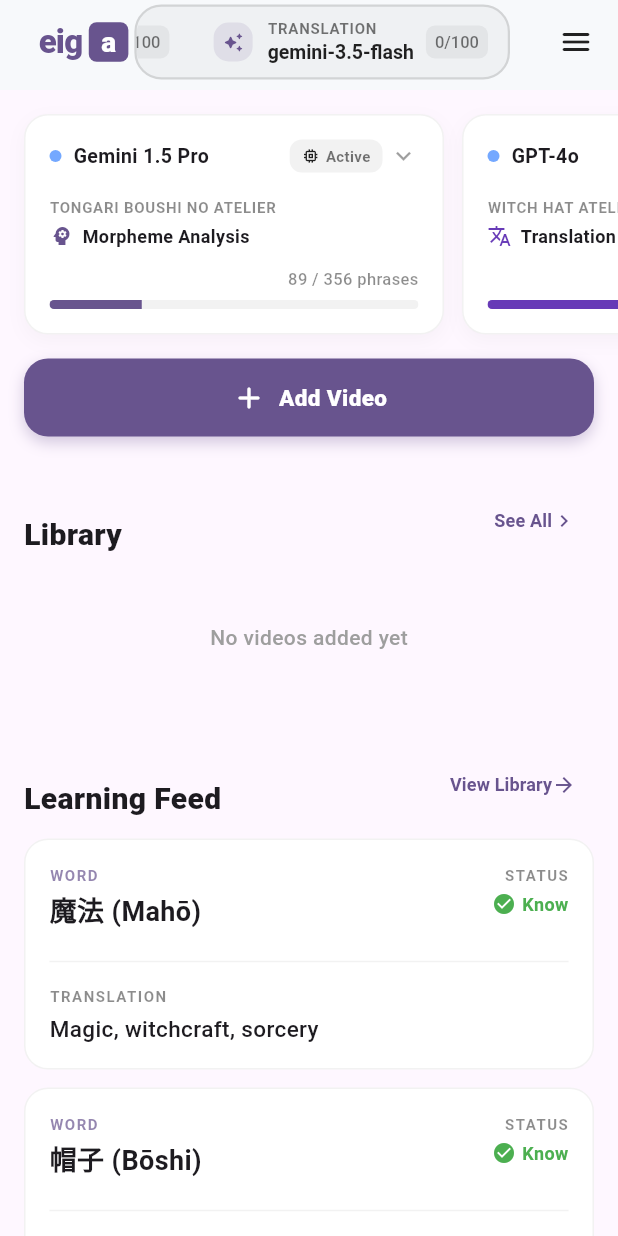
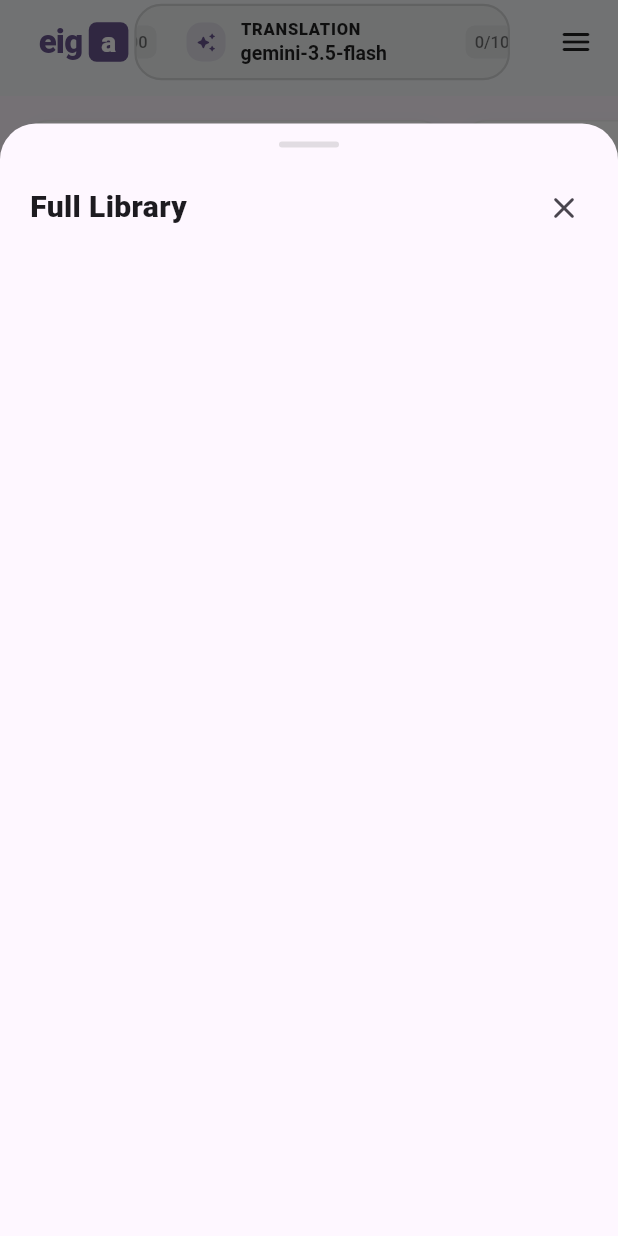
Before and after one commit to maksym7576/eiga, a Flutter app: the screen it shows after launch, after a tap on "See All", on a phone screen of 412 x 824 dp. Run offline on Flutter 3.47's test engine with Material 3 defaults, Android fonts, the light colour scheme and no system bars; our stand-ins replace file_picker, flutter_secure_storage, go_router, hooks_riverpod, isar_community, shared_preferences; accounts and stored records are empty; generated files the repository leaves out were written again.

Commit message:
Redesign library on MainScreen, add language codes, fix image loading and improve state management

```diff
--- a/lib/backend/database/schemas/language.dart
+++ b/lib/backend/database/schemas/language.dart
@@ -8,6 +8,9 @@ class Language {
 
   @Index(unique: true)
   String? name;
+
+  @Index(unique: true)
+  String? code;
 
   bool isSupported = false;
 
@@ -20,6 +23,7 @@ class Language {
 
   Language({
     this.name,
+    this.code,
     this.isSupported = false,
     this.removeAllSpaces = false,
     this.readingOptions = const [],
--- a/lib/backend/database/seeds/language_seeds.dart
+++ b/lib/backend/database/seeds/language_seeds.dart
@@ -4,6 +4,7 @@ Future<List<Language>> standardLanguages() async {
   return [
     Language(
       name: 'Japanese',
+      code: 'ja',
       isSupported: true,
       removeAllSpaces: true,
       readingOptions: ['original', 'kana', 'romaji'],
@@ -11,6 +12,7 @@ Future<List<Language>> standardLanguages() async {
     ),
     Language(
       name: 'English',
+      code: 'en',
       isSupported: false,
       removeAllSpaces: false,
       readingOptions: ['original'],
@@ -18,6 +20,7 @@ Future<List<Language>> standardLanguages() async {
     ),
     Language(
       name: 'Spanish',
+      code: 'es',
       isSupported: false,
       removeAllSpaces: false,
       readingOptions: ['original'],
@@ -25,6 +28,7 @@ Future<List<Language>> standardLanguages() async {
     ),
     Language(
       name: 'Ukrainian',
+      code: 'uk',
       isSupported: false,
       removeAllSpaces: false,
       readingOptions: ['original'],
@@ -32,6 +36,7 @@ Future<List<Language>> standardLanguages() async {
     ),
     Language(
       name: 'Russian',
+      code: 'ru',
       isSupported: false,
       removeAllSpaces: false,
       readingOptions: ['original'],
@@ -39,6 +44,7 @@ Future<List<Language>> standardLanguages() async {
     ),
     Language(
       name: 'German',
+      code: 'de',
       isSupported: false,
       removeAllSpaces: false,
       readingOptions: ['original'],
@@ -46,6 +52,7 @@ Future<List<Language>> standardLanguages() async {
     ),
     Language(
       name: 'French',
+      code: 'fr',
       isSupported: false,
       removeAllSpaces: false,
       readingOptions: ['original'],
@@ -53,6 +60,7 @@ Future<List<Language>> standardLanguages() async {
     ),
     Language(
       name: 'Italian',
+      code: 'it',
       isSupported: false,
       removeAllSpaces: false,
       readingOptions: ['original'],
@@ -60,6 +68,7 @@ Future<List<Language>> standardLanguages() async {
     ),
     Language(
       name: 'Chinese',
+      code: 'zh',
       isSupported: false,
       removeAllSpaces: true,
       readingOptions: ['original'],
@@ -67,6 +76,7 @@ Future<List<Language>> standardLanguages() async {
     ),
     Language(
       name: 'Korean',
+      code: 'ko',
       isSupported: false,
       removeAllSpaces: true,
       readingOptions: ['original'],
--- a/lib/providers/ui/main_hub_providers.dart
+++ b/lib/providers/ui/main_hub_providers.dart
@@ -2,7 +2,7 @@ import 'package:hooks_riverpod/hooks_riverpod.dart';
 import 'package:eiga/backend/database/schemas/video.dart';
 import 'package:eiga/providers/database/database_providers.dart';
 
-final allVideosProvider = FutureProvider<List<Video>>((ref) async {
+final allVideosProvider = StreamProvider<List<Video>>((ref) {
   final service = ref.watch(videoServiceProvider);
-  return await service.getAllVideos();
+  return service.watchAllVideos();
 });
--- a/lib/ui/screens/main_screen.dart
+++ b/lib/ui/screens/main_screen.dart
@@ -6,6 +6,7 @@ import 'package:eiga/ui/widgets/main_hub/active_process_card.dart';
 import 'package:eiga/ui/widgets/main_hub/video_library_card.dart';
 import 'package:eiga/ui/widgets/main_hub/vocabulary_feed_item.dart';
 import 'package:eiga/providers/ui/main_hub_providers.dart';
+import 'package:eiga/providers/ui/video_data_providers.dart';
 
 class MainScreen extends ConsumerStatefulWidget {
   const MainScreen({super.key});
@@ -30,6 +31,8 @@ class _MainScreenState extends ConsumerState<MainScreen> {
           SliverPadding(
             padding: const EdgeInsets.fromLTRB(16, 16, 16, 8),
             sliver: SliverToBoxAdapter(
+              child: SizedBox(
+                height: 170,
                 child: SingleChildScrollView(
                   scrollDirection: Axis.horizontal,
                   clipBehavior: Clip.none,
@@ -74,6 +77,7 @@ class _MainScreenState extends ConsumerState<MainScreen> {
                         ),
                       ),
                     ],
+                  ),
                 ),
               ),
             ),
@@ -132,7 +136,7 @@ class _MainScreenState extends ConsumerState<MainScreen> {
                     style: TextStyle(fontSize: 20, fontWeight: FontWeight.w800),
                   ),
                   TextButton(
-                    onPressed: () {},
+                    onPressed: () => _showFullLibrary(context),
                     child: Row(
                       children: [
                         Text(
@@ -152,45 +156,41 @@ class _MainScreenState extends ConsumerState<MainScreen> {
             ),
           ),
 
-          // 4. Video Grid (Real Data)
-          SliverPadding(
-            padding: const EdgeInsets.symmetric(horizontal: 16),
-            sliver: videosAsync.when(
+          // 4. Video Horizontal List (Real Data)
+          SliverToBoxAdapter(
+            child: SizedBox(
+              height: 240,
+              child: videosAsync.when(
                 data: (videos) {
                   if (videos.isEmpty) {
-                  return const SliverToBoxAdapter(
-                    child: Padding(
-                      padding: EdgeInsets.symmetric(vertical: 32),
-                      child: Center(
+                    return const Center(
                       child: Text(
                         'No videos added yet',
                         style: TextStyle(color: Colors.grey, fontWeight: FontWeight.w500),
                       ),
-                      ),
-                    ),
                     );
                   }
-                return SliverGrid(
-                  gridDelegate: const SliverGridDelegateWithFixedCrossAxisCount(
-                    crossAxisCount: 2,
-                    mainAxisSpacing: 16,
-                    crossAxisSpacing: 16,
-                    childAspectRatio: 0.7,
-                  ),
-                  delegate: SliverChildBuilderDelegate(
-                    (context, index) {
+                  return ListView.separated(
+                    padding: const EdgeInsets.symmetric(horizontal: 16),
+                    scrollDirection: Axis.horizontal,
+                    itemCount: videos.length,
+                    separatorBuilder: (context, index) => const SizedBox(width: 16),
+                    itemBuilder: (context, index) {
                       final video = videos[index];
                       return VideoLibraryCard(
                         video: video,
-                        onTap: () => context.push('/player'),
+                        width: 150,
+                        onTap: () {
+                          ref.read(playerIdProvider.notifier).state = video.id;
+                          context.push('/player');
+                        },
                       );
                     },
-                    childCount: videos.length,
-                  ),
                   );
                 },
-              loading: () => const SliverToBoxAdapter(child: Center(child: CircularProgressIndicator())),
-              error: (err, stack) => SliverToBoxAdapter(child: Text('Error: $err')),
+                loading: () => const Center(child: CircularProgressIndicator()),
+                error: (err, stack) => Center(child: Text('Error: $err')),
+              ),
             ),
           ),
 
@@ -255,9 +255,9 @@ class _MainScreenState extends ConsumerState<MainScreen> {
             sliver: SliverToBoxAdapter(
               child: Container(
                 decoration: BoxDecoration(
-                  color: theme.colorScheme.primary.withOpacity(0.08),
+                  color: theme.colorScheme.primary.withValues(alpha: 0.08),
                   borderRadius: BorderRadius.circular(16),
-                  border: Border.all(color: theme.colorScheme.primary.withOpacity(0.1)),
+                  border: Border.all(color: theme.colorScheme.primary.withValues(alpha: 0.1)),
                 ),
                 child: Column(
                   children: [
@@ -315,6 +315,96 @@ class _MainScreenState extends ConsumerState<MainScreen> {
       ),
     );
   }
+
+  void _showFullLibrary(BuildContext context) {
+    showModalBottomSheet(
+      context: context,
+      isScrollControlled: true,
+      backgroundColor: Colors.transparent,
+      builder: (context) => const _FullLibrarySheet(),
+    );
+  }
+}
+
+class _FullLibrarySheet extends ConsumerWidget {
+  const _FullLibrarySheet();
+
+  @override
+  Widget build(BuildContext context, WidgetRef ref) {
+    final videosAsync = ref.watch(allVideosProvider);
+    final theme = Theme.of(context);
+
+    return DraggableScrollableSheet(
+      initialChildSize: 0.9,
+      minChildSize: 0.5,
+      maxChildSize: 0.95,
+      builder: (context, scrollController) {
+        return Container(
+          decoration: BoxDecoration(
+            color: theme.scaffoldBackgroundColor,
+            borderRadius: const BorderRadius.vertical(top: Radius.circular(24)),
+          ),
+          child: Column(
+            children: [
+              const SizedBox(height: 12),
+              Container(
+                width: 40,
+                height: 4,
+                decoration: BoxDecoration(
+                  color: Colors.grey.withValues(alpha: 0.3),
+                  borderRadius: BorderRadius.circular(2),
+                ),
+              ),
+              Padding(
+                padding: const EdgeInsets.fromLTRB(20, 16, 12, 16),
+                child: Row(
+                  mainAxisAlignment: MainAxisAlignment.spaceBetween,
+                  children: [
+                    const Text(
+                      'Full Library',
+                      style: TextStyle(fontSize: 20, fontWeight: FontWeight.w800),
+                    ),
+                    IconButton(
+                      onPressed: () => Navigator.pop(context),
+                      icon: const Icon(Icons.close_rounded),
+                    ),
+                  ],
+                ),
+              ),
+              Expanded(
+                child: videosAsync.when(
+                  data: (videos) => GridView.builder(
+                    controller: scrollController,
+                    padding: const EdgeInsets.fromLTRB(16, 0, 16, 32),
+                    gridDelegate: const SliverGridDelegateWithFixedCrossAxisCount(
+                      crossAxisCount: 2,
+                      mainAxisSpacing: 16,
+                      crossAxisSpacing: 16,
+                      childAspectRatio: 0.7,
+                    ),
+                    itemCount: videos.length,
+                    itemBuilder: (context, index) {
+                      final video = videos[index];
+                      return VideoLibraryCard(
+                        video: video,
+                        onTap: () {
+                          ref.read(playerIdProvider.notifier).state = video.id;
+                          Navigator.pop(context);
+                          context.push('/player');
+                        },
+                      );
+                    },
+                  ),
+                  loading: () => const Center(child: CircularProgressIndicator()),
+                  error: (err, stack) => Center(child: Text('Error: $err')),
+                ),
+              ),
+            ],
+          ),
+        );
+      },
+    );
+  }
 }
 
 class _ManualItem extends StatelessWidget {
--- a/lib/ui/styles/AppAppBarTheme.dart
+++ b/lib/ui/styles/AppAppBarTheme.dart
@@ -51,13 +51,13 @@ class AppAppBarTheme {
         color: theme.colorScheme.primary,
         letterSpacing: -0.5,
       ),
-      selectorBackground: isDark ? Colors.white.withOpacity(0.05) : Colors.black.withOpacity(0.03),
-      selectorActiveBackground: theme.colorScheme.primary.withOpacity(isDark ? 0.15 : 0.08),
+      selectorBackground: isDark ? Colors.white.withValues(alpha: 0.05) : Colors.black.withValues(alpha: 0.03),
+      selectorActiveBackground: theme.colorScheme.primary.withValues(alpha: isDark ? 0.15 : 0.08),
       selectorBorder: isDark ? Colors.white12 : Colors.black12,
-      selectorActiveBorder: theme.colorScheme.primary.withOpacity(0.5),
+      selectorActiveBorder: theme.colorScheme.primary.withValues(alpha: 0.5),
       selectorActiveShadow: [
         BoxShadow(
-          color: theme.colorScheme.primary.withOpacity(0.2),
+          color: theme.colorScheme.primary.withValues(alpha: 0.2),
           blurRadius: 10,
           spreadRadius: 2,
         )
@@ -65,9 +65,9 @@ class AppAppBarTheme {
       advancedModeColor: theme.colorScheme.primary,
       standardModeColor: isDark ? Colors.white54 : Colors.black45,
       stepLabelStyle: TextStyle(
-        fontSize: 10,
-        fontWeight: FontWeight.bold,
-        color: isDark ? Colors.white54 : Colors.black54,
+        fontSize: 11,
+        fontWeight: FontWeight.w900,
+        color: isDark ? Colors.white70 : Colors.black87,
         letterSpacing: 0.5,
       ),
       modelNameStyle: TextStyle(
@@ -75,7 +75,7 @@ class AppAppBarTheme {
         fontWeight: FontWeight.w600,
         color: isDark ? Colors.white : Colors.black87,
       ),
-      badgeBackground: isDark ? Colors.white10 : Colors.black.withOpacity(0.05),
+      badgeBackground: isDark ? Colors.white10 : Colors.black.withValues(alpha: 0.05),
       badgeTextStyle: TextStyle(
         fontSize: 11,
         fontWeight: FontWeight.w500,
--- a/lib/ui/widgets/app_bar/app_app_bar.dart
+++ b/lib/ui/widgets/app_bar/app_app_bar.dart
@@ -36,7 +36,7 @@ class AppAppBar extends ConsumerWidget implements PreferredSizeWidget {
   }
 
   @override
-  Size get preferredSize => const Size.fromHeight(kToolbarHeight + 4);
+  Size get preferredSize => const Size.fromHeight(kToolbarHeight + 8);
 }
 
 class _AppAppBarInternal extends ConsumerStatefulWidget {
@@ -156,6 +156,9 @@ class _AppAppBarInternalState extends ConsumerState<_AppAppBarInternal> {
       ..currentStreamingEnabled = false
       ..supportsStreaming = false);
 
+    final displayUsed = (selectedItem.used < 0 || selectedItem.used > 1000000) ? 0 : selectedItem.used;
+    final displayLimit = (selectedItem.currentDailyMaxLimit < 0 || selectedItem.currentDailyMaxLimit > 1000000) ? 100 : selectedItem.currentDailyMaxLimit;
+
     centerWidget = GestureDetector(
       onTap: () => _showAllModelsDialog(effectiveStep),
       child: AnimatedContainer(
@@ -208,14 +211,14 @@ class _AppAppBarInternalState extends ConsumerState<_AppAppBarInternal> {
                 vertical: 8,
               ),
               child: Row(
-                mainAxisSize: MainAxisSize.min,
+                mainAxisSize: MainAxisSize.max,
                 children: [
                   _MethodBadge(
                     isThreeStep: isThreeStep,
                     color: isThreeStep ? theme.advancedModeColor : theme.standardModeColor,
                   ),
                   const SizedBox(width: 10),
-                  Flexible(
+                  Expanded(
                     child: Column(
                       mainAxisSize: MainAxisSize.min,
                       crossAxisAlignment: CrossAxisAlignment.start,
@@ -224,6 +227,7 @@ class _AppAppBarInternalState extends ConsumerState<_AppAppBarInternal> {
                           effectiveStep.displayName.toUpperCase(),
                           style: theme.stepLabelStyle,
                           maxLines: 1,
+                          overflow: TextOverflow.ellipsis,
                         ),
                         const SizedBox(height: 1),
                         FittedBox(
@@ -249,7 +253,7 @@ class _AppAppBarInternalState extends ConsumerState<_AppAppBarInternal> {
                       borderRadius: BorderRadius.circular(6),
                     ),
                     child: Text(
-                      '${selectedItem.used}/${selectedItem.currentDailyMaxLimit}',
+                      '$displayUsed/$displayLimit',
                       style: theme.badgeTextStyle,
                     ),
                   ),
@@ -305,7 +309,7 @@ class _MethodBadge extends StatelessWidget {
     return Container(
       padding: const EdgeInsets.all(6),
       decoration: BoxDecoration(
-        color: color.withOpacity(0.12),
+        color: color.withValues(alpha: 0.12),
         borderRadius: BorderRadius.circular(10),
       ),
       child: Icon(
--- a/lib/ui/widgets/main_hub/active_process_card.dart
+++ b/lib/ui/widgets/main_hub/active_process_card.dart
@@ -29,15 +29,15 @@ class ActiveProcessCard extends StatelessWidget {
     return Container(
       padding: const EdgeInsets.all(16),
       decoration: BoxDecoration(
-        color: isDark ? Colors.white.withOpacity(0.05) : Colors.white,
+        color: isDark ? Colors.white.withValues(alpha: 0.05) : Colors.white,
         borderRadius: BorderRadius.circular(16),
         border: Border.all(
-          color: isDark ? Colors.white12 : Colors.black.withOpacity(0.05),
+          color: isDark ? Colors.white12 : Colors.black.withValues(alpha: 0.05),
         ),
         boxShadow: [
           if (!isDark)
             BoxShadow(
-              color: Colors.black.withOpacity(0.03),
+              color: Colors.black.withValues(alpha: 0.03),
               blurRadius: 10,
               offset: const Offset(0, 4),
             ),
@@ -67,7 +67,7 @@ class ActiveProcessCard extends StatelessWidget {
                   Container(
                     padding: const EdgeInsets.symmetric(horizontal: 8, vertical: 4),
                     decoration: BoxDecoration(
-                      color: isDark ? Colors.white10 : Colors.black.withOpacity(0.05),
+                      color: isDark ? Colors.white10 : Colors.black.withValues(alpha: 0.05),
                       borderRadius: BorderRadius.circular(8),
                     ),
                     child: Row(
@@ -100,7 +100,7 @@ class ActiveProcessCard extends StatelessWidget {
                 style: TextStyle(
                   fontSize: 10,
                   fontWeight: FontWeight.bold,
-                  color: isDark ? Colors.white38 : Colors.black45,
+                  color: isDark ? Colors.white60 : Colors.black54,
                   letterSpacing: 0.5,
                 ),
                 maxLines: 1,
@@ -113,9 +113,10 @@ class ActiveProcessCard extends StatelessWidget {
                   const SizedBox(width: 6),
                   Text(
                     stepName,
-                    style: const TextStyle(
+                    style: TextStyle(
                       fontSize: 12,
-                      fontWeight: FontWeight.w600,
+                      fontWeight: FontWeight.w700,
+                      color: isDark ? Colors.white : Colors.black,
                     ),
                   ),
                 ],
@@ -143,7 +144,7 @@ class ActiveProcessCard extends StatelessWidget {
             child: LinearProgressIndicator(
               value: progress,
               minHeight: 6,
-              backgroundColor: isDark ? Colors.white10 : Colors.black.withOpacity(0.05),
+              backgroundColor: isDark ? Colors.white10 : Colors.black.withValues(alpha: 0.05),
               valueColor: AlwaysStoppedAnimation<Color>(accentColor),
             ),
           ),
--- a/lib/ui/widgets/upload/media_search_section.dart
+++ b/lib/ui/widgets/upload/media_search_section.dart
@@ -279,6 +279,12 @@ class _MediaSearchSectionState extends ConsumerState<MediaSearchSection> {
                           : _jimakuSource.buildEntryCard(entry as dynamic, isSelected, () {
                               ref.read(selectedEntryProvider(_jimakuSource.key).notifier).state = entry;
                               _jimakuSource.getFiles(entry as JimakuDataDTO, {}, ref);
+
+                              // Automatically load AniList metadata if anilistId is present
+                              final data = entry;
+                              if (data.anilistId != null) {
+                                ref.read(aniListProvider.notifier).load(data.anilistId!, downloadImages: true);
+                              }
                             }),
                     );
                   },
```
Also changed, not shown: lib/providers/ui/upload_provider.dart (+39 -9 lines), lib/providers/videoComponentsProvider.dart (+13 -1 lines), lib/ui/widgets/main_hub/video_library_card.dart (+48 -17 lines), lib/backend/database/schemas/ai_model.g.dart, lib/backend/database/schemas/language.g.dart. Lines whose indentation alone changed are shown as unchanged.
